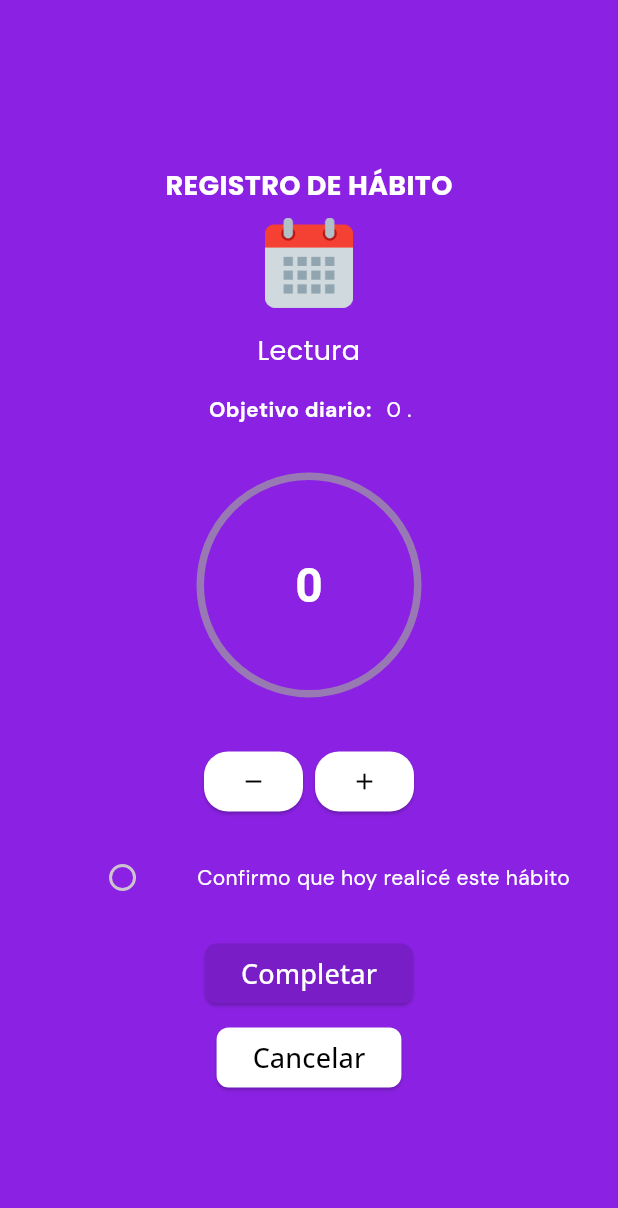
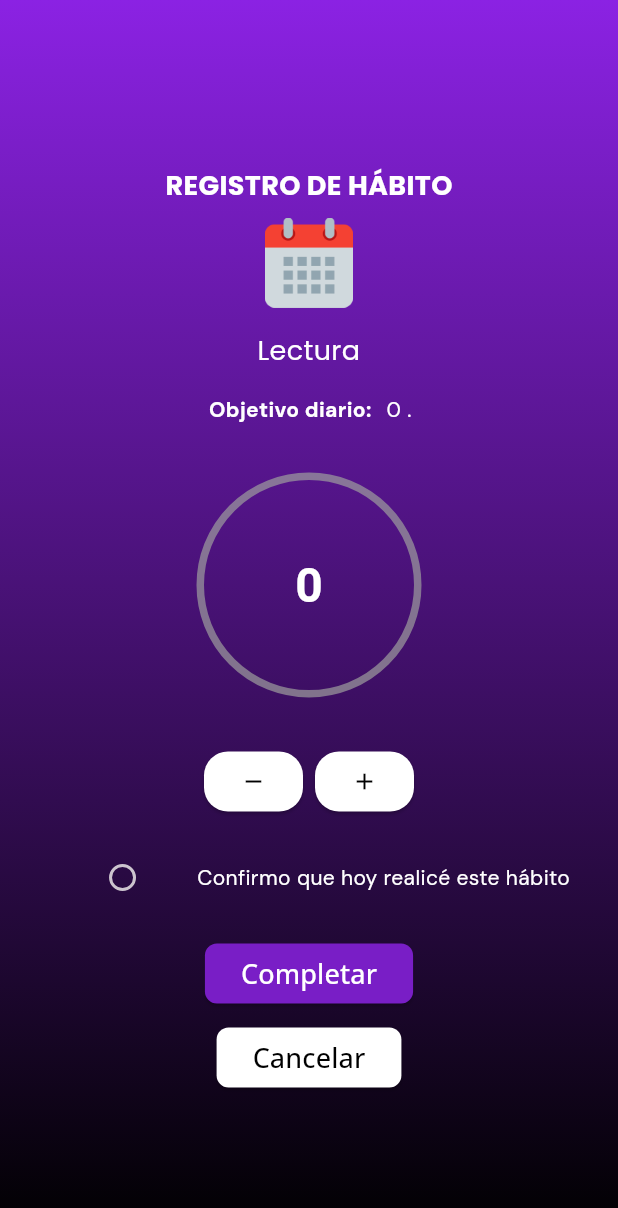
Before and after one commit to diegoZarateFer/stubit, a Flutter app: the RegisterCofHabit screen opened directly with sample values from the repository, on a phone screen of 412 x 824 dp. Shown: the top 1208 px of the screen. Run offline on Flutter 3.47's test engine with Material 3 defaults, Android fonts, the phone set to English and light mode, and no system bars; drawn by our look-alikes of percent_indicator; our stand-ins replace audioplayers, cloud_firestore, firebase_auth, firebase_core, flutter_rating_bar, google_fonts and 2 more; missing offline and left inert: day_picker; accounts and stored records are empty.

Commit message:
Controlando botón físico de registro COF.

```diff
--- a/lib/screens/register_habits_screens/register_COF_habit.dart
+++ b/lib/screens/register_habits_screens/register_COF_habit.dart
@@ -181,7 +181,7 @@ class _CreateFtHabitScreenState extends State<RegisterCofHabit> {
     }
   }
 
-  void _handleCancelButtonPressed() async {
+  Future<bool> _handleCancelButtonPressed() async {
     if (_changesWereMade) {
       final bool? confirmation = await showConfirmationDialog(
           context,
@@ -189,12 +189,9 @@ class _CreateFtHabitScreenState extends State<RegisterCofHabit> {
           "Se perderán los cambios realizados.",
           "Continuar",
           "Cancelar");
-      if (confirmation ?? false) {
-        Navigator.of(context).pop();
+      return confirmation ?? false;
     }
-    } else {
-      Navigator.of(context).pop();
-    }
+    return true;
   }
 
   @override
@@ -213,7 +210,23 @@ class _CreateFtHabitScreenState extends State<RegisterCofHabit> {
         ? 1
         : _counter.toDouble() / _dailyTarget;
 
-    return Center(
+    return WillPopScope(
+      onWillPop: () async {
+        return _handleCancelButtonPressed();
+      },
+      child: Scaffold(
+        body: Container(
+          decoration: const BoxDecoration(
+            gradient: LinearGradient(
+              begin: Alignment.topCenter,
+              end: Alignment.bottomCenter,
+              colors: [
+                Color.fromRGBO(139, 34, 227, 1),
+                Colors.black,
+              ],
+            ),
+          ),
+          child: Center(
             child: SingleChildScrollView(
               child: Padding(
                 padding: const EdgeInsets.all(32),
@@ -294,8 +307,10 @@ class _CreateFtHabitScreenState extends State<RegisterCofHabit> {
                                 fontWeight: FontWeight.bold,
                               ),
                             ),
-                      backgroundColor: const Color.fromARGB(178, 158, 158, 158),
-                      progressColor: const Color.fromARGB(255, 228, 200, 247),
+                            backgroundColor:
+                                const Color.fromARGB(178, 158, 158, 158),
+                            progressColor:
+                                const Color.fromARGB(255, 228, 200, 247),
                           ),
                           const SizedBox(
                             height: 32,
@@ -385,12 +400,14 @@ class _CreateFtHabitScreenState extends State<RegisterCofHabit> {
                               height: 16,
                             ),
                           ElevatedButton(
-                      onPressed: isCompleted ? _registerHabit : _saveFormData,
+                            onPressed:
+                                isCompleted ? _registerHabit : _saveFormData,
                             style: ElevatedButton.styleFrom(
                               shape: RoundedRectangleBorder(
                                 borderRadius: BorderRadius.circular(8),
                               ),
-                        backgroundColor: const Color.fromRGBO(121, 30, 198, 1),
+                              backgroundColor:
+                                  const Color.fromRGBO(121, 30, 198, 1),
                             ),
                             child: Text(
                               isCompleted ? "Completar" : "Guardar",
@@ -425,6 +442,9 @@ class _CreateFtHabitScreenState extends State<RegisterCofHabit> {
                       ),
               ),
             ),
+          ),
+        ),
+      ),
     );
   }
 }
```
Lines whose indentation alone changed are shown as unchanged.
